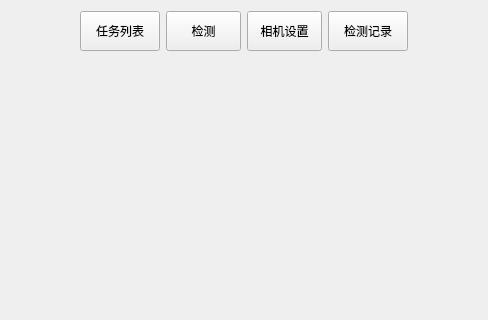
Above: ui/layout/UI_MainPage.ui from Zdh-501/OCRQt before the change; both pictures show x 380 to 868 and y 0 to 320 of the 1248 by 868 pixel window. Below: the same form after it.
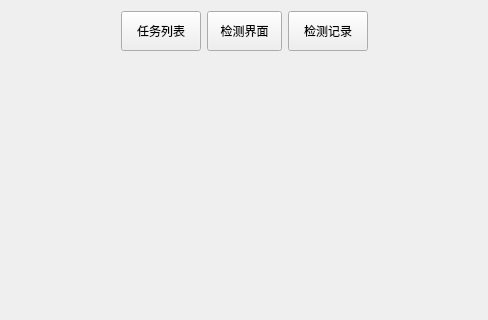
That is the form after the change.

Patch:
```diff
--- a/ui/layout/UI_MainPage.ui
+++ b/ui/layout/UI_MainPage.ui
@@ -63,31 +63,12 @@
         </size>
        </property>
        <property name="text">
-        <string>检测</string>
+        <string>检测界面</string>
        </property>
       </widget>
      </item>
      <item>
       <widget class="QPushButton" name="pushButton_3">
-       <property name="minimumSize">
-        <size>
-         <width>50</width>
-         <height>40</height>
-        </size>
-       </property>
-       <property name="maximumSize">
-        <size>
-         <width>75</width>
-         <height>40</height>
-        </size>
-       </property>
-       <property name="text">
-        <string>相机设置</string>
-       </property>
-      </widget>
-     </item>
-     <item>
-      <widget class="QPushButton" name="pushButton_4">
        <property name="minimumSize">
         <size>
          <width>50</width>
```
